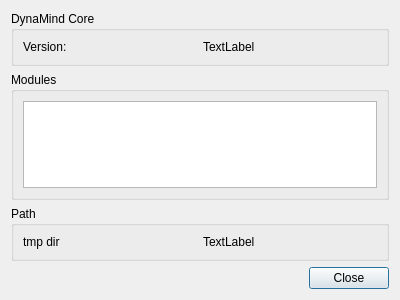
The window that src/libdynamind-gui/guiaboutdialog.ui (iut-ibk/DynaMind-ToolBox) describes before a commit, drawn with Qt 5.
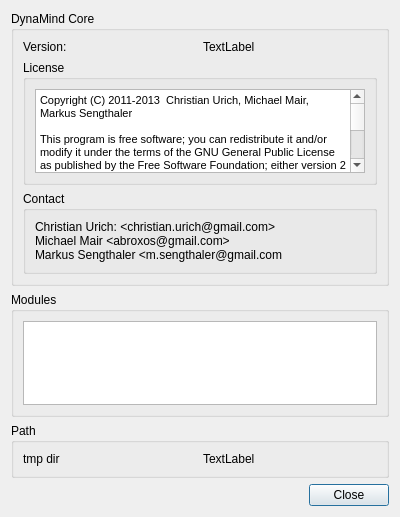
The same window after the commit.

Commit message: added license and contact to about dialog

Patch:
```diff
--- a/src/libdynamind-gui/guiaboutdialog.ui
+++ b/src/libdynamind-gui/guiaboutdialog.ui
@@ -7,7 +7,7 @@
     <x>0</x>
     <y>0</y>
     <width>400</width>
-    <height>300</height>
+    <height>517</height>
    </rect>
   </property>
   <property name="windowTitle">
@@ -21,6 +21,10 @@
      </property>
      <layout class="QHBoxLayout" name="horizontalLayout">
       <item>
+       <layout class="QVBoxLayout" name="verticalLayout_3">
+        <item>
+         <layout class="QHBoxLayout" name="horizontalLayout_4">
+          <item>
        <widget class="QLabel" name="label">
         <property name="text">
          <string>Version:</string>
@@ -33,6 +37,58 @@
          <string>TextLabel</string>
         </property>
        </widget>
+          </item>
+         </layout>
+        </item>
+        <item>
+         <widget class="QGroupBox" name="groupBox_4">
+          <property name="title">
+           <string>License</string>
+          </property>
+          <layout class="QVBoxLayout" name="verticalLayout_5">
+           <item>
+            <widget class="QTextBrowser" name="licenseBox">
+             <property name="html">
+              <string>&lt;!DOCTYPE HTML PUBLIC &quot;-//W3C//DTD HTML 4.0//EN&quot; &quot;http://www.w3.org/TR/REC-html40/strict.dtd&quot;&gt;
+&lt;html&gt;&lt;head&gt;&lt;meta name=&quot;qrichtext&quot; content=&quot;1&quot; /&gt;&lt;style type=&quot;text/css&quot;&gt;
+p, li { white-space: pre-wrap; }
+&lt;/style&gt;&lt;/head&gt;&lt;body style=&quot; font-family:'MS Shell Dlg 2'; font-size:8.25pt; font-weight:400; font-style:normal;&quot;&gt;
+&lt;p style=&quot; margin-top:0px; margin-bottom:0px; margin-left:0px; margin-right:0px; -qt-block-indent:0; text-indent:0px;&quot;&gt;&lt;span style=&quot; font-size:8pt;&quot;&gt;Copyright (C) 2011-2013  Christian Urich, Michael Mair, Markus Sengthaler&lt;/span&gt;&lt;/p&gt;
+&lt;p style=&quot;-qt-paragraph-type:empty; margin-top:0px; margin-bottom:0px; margin-left:0px; margin-right:0px; -qt-block-indent:0; text-indent:0px; font-size:8pt;&quot;&gt;&lt;br /&gt;&lt;/p&gt;
+&lt;p style=&quot; margin-top:0px; margin-bottom:0px; margin-left:0px; margin-right:0px; -qt-block-indent:0; text-indent:0px;&quot;&gt;&lt;span style=&quot; font-size:8pt;&quot;&gt;This program is free software; you can redistribute it and/or modify it under the terms of the GNU General Public License as published by the Free Software Foundation; either version 2 of the License, or (at your option) any later version.&lt;/span&gt;&lt;/p&gt;
+&lt;p style=&quot;-qt-paragraph-type:empty; margin-top:0px; margin-bottom:0px; margin-left:0px; margin-right:0px; -qt-block-indent:0; text-indent:0px; font-size:8pt;&quot;&gt;&lt;br /&gt;&lt;/p&gt;
+&lt;p style=&quot; margin-top:0px; margin-bottom:0px; margin-left:0px; margin-right:0px; -qt-block-indent:0; text-indent:0px;&quot;&gt;&lt;span style=&quot; font-size:8pt;&quot;&gt;This program is distributed in the hope that it will be useful, but WITHOUT ANY WARRANTY; without even the implied warranty of MERCHANTABILITY or FITNESS FOR A PARTICULAR PURPOSE. See the GNU General Public License for more details.&lt;/span&gt;&lt;/p&gt;
+&lt;p style=&quot;-qt-paragraph-type:empty; margin-top:0px; margin-bottom:0px; margin-left:0px; margin-right:0px; -qt-block-indent:0; text-indent:0px; font-size:8pt;&quot;&gt;&lt;br /&gt;&lt;/p&gt;
+&lt;p style=&quot; margin-top:0px; margin-bottom:0px; margin-left:0px; margin-right:0px; -qt-block-indent:0; text-indent:0px;&quot;&gt;&lt;span style=&quot; font-size:8pt;&quot;&gt;You should have received a copy of the GNU General Public License along with this program; if not, write to the Free Software Foundation, Inc., 51 Franklin Street, Fifth Floor, Boston, MA  02110-1301, USA.&lt;/span&gt;&lt;/p&gt;&lt;/body&gt;&lt;/html&gt;</string>
+             </property>
+            </widget>
+           </item>
+           <item>
+            <layout class="QVBoxLayout" name="verticalLayout_4"/>
+           </item>
+          </layout>
+         </widget>
+        </item>
+        <item>
+         <widget class="QGroupBox" name="groupBox_5">
+          <property name="title">
+           <string>Contact</string>
+          </property>
+          <layout class="QVBoxLayout" name="verticalLayout_7">
+           <item>
+            <widget class="QLabel" name="contactLabel">
+             <property name="text">
+              <string>&lt;html&gt;&lt;head/&gt;&lt;body&gt;&lt;p&gt;Christian Urich: &amp;lt;christian.urich@gmail.com&amp;gt;&lt;br/&gt;Michael Mair &amp;lt;abroxos@gmail.com&amp;gt;&lt;br/&gt;Markus Sengthaler &amp;lt;m.sengthaler@gmail.com&lt;/p&gt;&lt;/body&gt;&lt;/html&gt;</string>
+             </property>
+            </widget>
+           </item>
+           <item>
+            <layout class="QVBoxLayout" name="verticalLayout_6"/>
+           </item>
+          </layout>
+         </widget>
+        </item>
+       </layout>
       </item>
      </layout>
     </widget>
```
Lines whose indentation alone changed are shown as unchanged. The commit also changes 1 other file.
